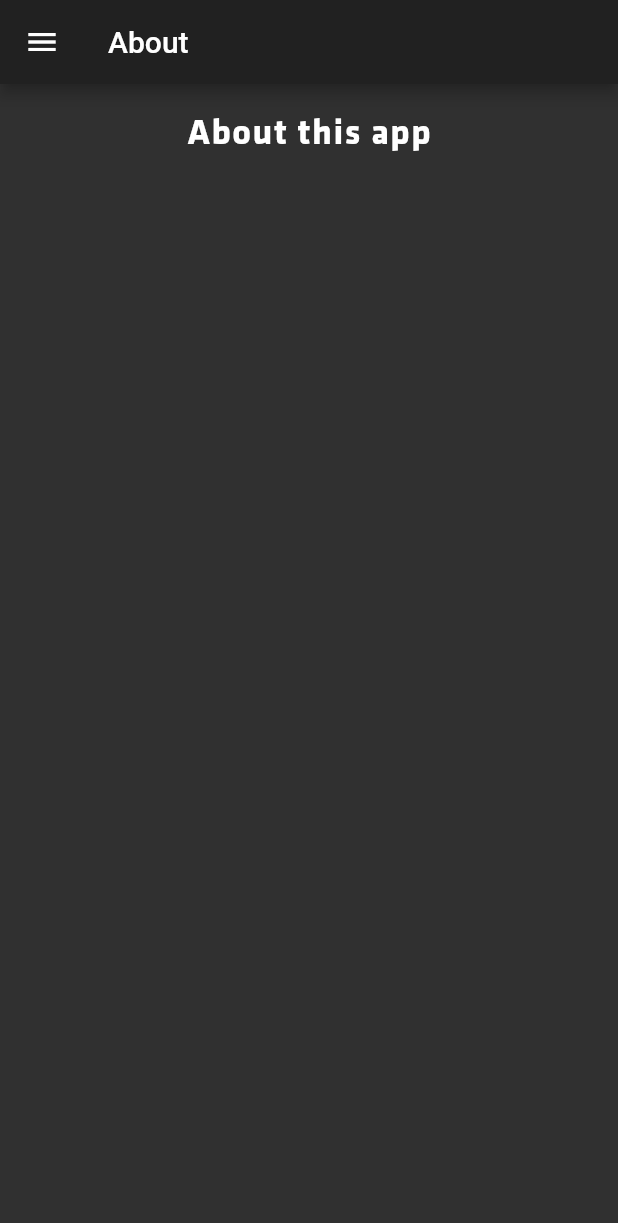
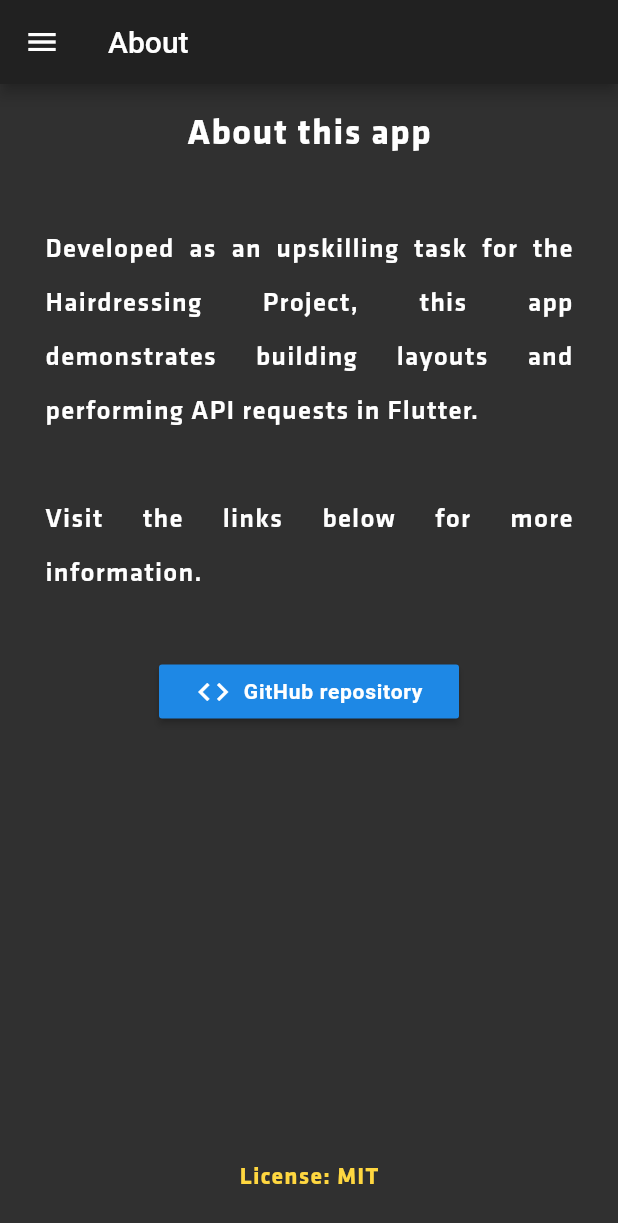
Before and after one commit to HairdressingProject/flutter-movies-app, a Flutter app: the screen it shows after launch, in the side drawer, after a tap on "About", on a phone screen of 412 x 824 dp. Shown: the top 1223 px of the screen. Run offline on Flutter 3.47's test engine with Material 2 defaults, Android fonts, the phone set to English and light mode, and no system bars; our stand-ins replace auto_size_text, cached_network_image, flutter_cache_manager; network calls fail.

Commit message:
added content to about page

```diff
--- /dev/null
+++ b/lib/views/buttons/link_button.dart
@@ -0,0 +1,44 @@
+import 'package:flutter/material.dart';
+import 'package:url_launcher/url_launcher.dart';
+
+class LinkButton extends StatelessWidget {
+  LinkButton({Key key, this.icon, @required this.text, @required this.url})
+      : super(key: key);
+
+  final String url;
+  final String text;
+  final Icon icon;
+
+  _launchUrl() async {
+    var encoded = Uri.encodeFull(url);
+    if (await canLaunch(encoded)) {
+      await launch(encoded);
+    } else {
+      throw 'Could not launch $encoded';
+    }
+  }
+
+  @override
+  Widget build(BuildContext context) {
+    return Container(
+      width: 200.0,
+      child: RaisedButton(
+        onPressed: _launchUrl,
+        child: Row(
+          mainAxisAlignment: MainAxisAlignment.spaceEvenly,
+          crossAxisAlignment: CrossAxisAlignment.center,
+          children: [
+            this.icon ?? null,
+            Container(
+              child: Text(
+                this.text,
+                style:
+                    TextStyle(letterSpacing: 0.5, fontWeight: FontWeight.w600),
+              ),
+            )
+          ],
+        ),
+      ),
+    );
+  }
+}
--- a/lib/views/pages/about.dart
+++ b/lib/views/pages/about.dart
@@ -1,4 +1,5 @@
 import 'package:flutter/material.dart';
+import 'package:movie_app/views/buttons/link_button.dart';
 import 'package:movie_app/views/layout.dart';
 
 class About extends StatelessWidget {
@@ -24,6 +25,42 @@ class About extends StatelessWidget {
                     fontWeight: FontWeight.w700,
                     letterSpacing: 1.0,
                     fontFamily: 'Klavika'),
+              ),
+              const Padding(padding: EdgeInsets.symmetric(vertical: 20.0)),
+              Container(
+                padding: const EdgeInsets.symmetric(horizontal: 30.0),
+                child: const Text(
+                  'Developed as an upskilling task for the Hairdressing Project, ' +
+                      'this app demonstrates building layouts and performing API ' +
+                      'requests in Flutter.' +
+                      '\n\n' +
+                      'Visit the links below for more information.',
+                  textAlign: TextAlign.justify,
+                  style: TextStyle(
+                      fontFamily: 'Klavika',
+                      fontSize: 18.0,
+                      letterSpacing: 0.8,
+                      height: 2.0),
+                ),
+              ),
+              const Padding(padding: EdgeInsets.symmetric(vertical: 20.0)),
+              LinkButton(
+                  text: 'GitHub repository',
+                  icon: Icon(Icons.code_sharp),
+                  url:
+                      'https://github.com/HairdressingProject/flutter-movies-app'),
+              Spacer(),
+              Text(
+                'License: MIT',
+                style: TextStyle(
+                    fontFamily: 'Klavika',
+                    fontSize: 16.0,
+                    fontWeight: FontWeight.w700,
+                    letterSpacing: 0.8,
+                    color: Colors.amberAccent[200]),
+              ),
+              const Padding(
+                padding: const EdgeInsets.symmetric(vertical: 15.0),
               )
             ],
           ),
--- a/pubspec.yaml
+++ b/pubspec.yaml
@@ -28,6 +28,7 @@ dependencies:
   auto_size_text: ^2.1.0
   cached_network_image: ^2.3.2+1
   flutter_cache_manager: ^1.4.2
+  url_launcher: ^5.7.2
 
 
   # The following adds the Cupertino Icons font to your application.
```
Also changed, not shown: pubspec.lock.
